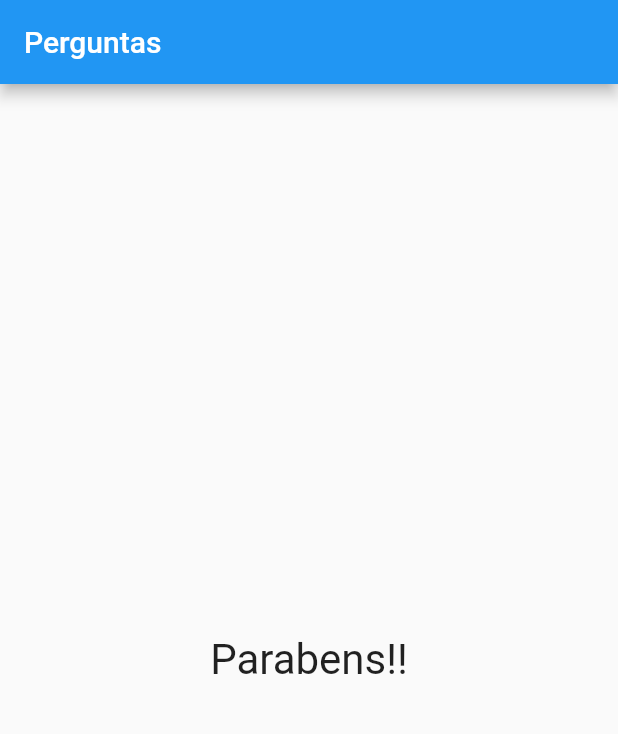
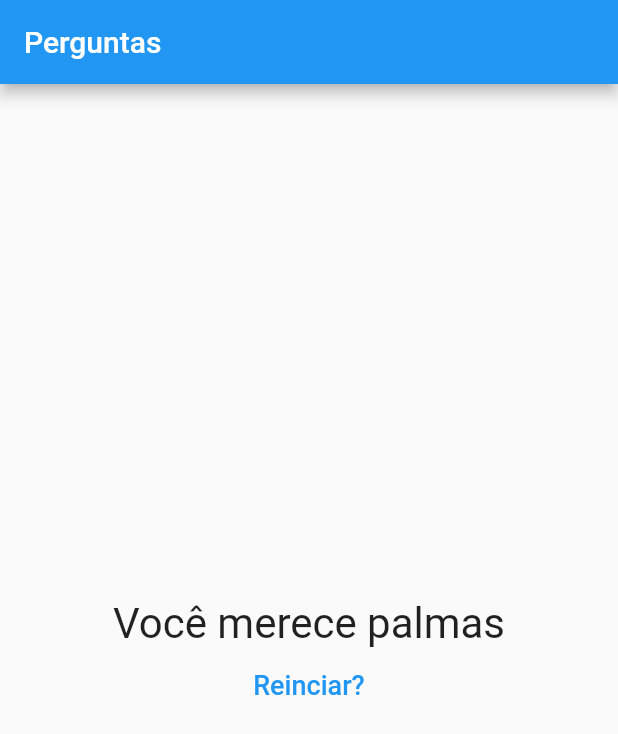
Before and after one commit to romildojpaiter/projeto_perguntas, a Flutter app: the screen it shows after launch, after a tap on "Azul", after a tap on "Pitbull", after a tap on "Virorina", on a phone screen of 412 x 824 dp. Shown: the top 734 px of the screen. Run offline on Flutter 3.47's test engine with Material 2 defaults, Android fonts, the phone set to English and light mode, and no system bars.

Commit message:
Comunicao de um Componente Filho com o Pai

```diff
--- a/lib/main.dart
+++ b/lib/main.dart
@@ -6,49 +6,58 @@ main() => runApp(PerguntaApp());
 
 class _PerguntaAppState extends State<PerguntaApp> {
   var _perguntaSelecionada = 0;
+  var _pontuacaoTotal = 0;
 
   final List<Map<String, Object>> _perguntas = [
     {
       'pergunta': 'Qual a sua cor favorita?',
       'respostas': [
-        {'texto': 'Azul', 'nota': 10},
-        {'texto': 'Verde', 'nota': 9},
-        {'texto': 'Amarelo ', 'nota': 8},
-        {'texto': 'Branco', 'nota': 7}
+        {'texto': 'Azul', 'pontuacao': 10},
+        {'texto': 'Verde', 'pontuacao': 9},
+        {'texto': 'Amarelo ', 'pontuacao': 8},
+        {'texto': 'Branco', 'pontuacao': 7}
       ]
     },
     {
       'pergunta': 'Qual o seu animal favorito?',
       'respostas': [
-        {'texto': 'Hamster', 'nota': 10},
-        {'texto': 'Pitbull', 'nota': 9},
-        {'texto': 'Coelho', 'nota': 8},
-        {'texto': 'Capivara', 'nota': 7},
+        {'texto': 'Hamster', 'pontuacao': 10},
+        {'texto': 'Pitbull', 'pontuacao': 9},
+        {'texto': 'Coelho', 'pontuacao': 8},
+        {'texto': 'Capivara', 'pontuacao': 7},
       ]
     },
     {
       'pergunta': 'Qual será o nome da caçula?',
       'respostas': [
-        {'texto': 'Vitoria', 'nota': 10},
-        {'texto': 'Manuela', 'nota': 0},
-        {'texto': 'Virorina', 'nota': 0},
-        {'texto': 'Romirda', 'nota': 0},
+        {'texto': 'Vitoria', 'pontuacao': 10},
+        {'texto': 'Manuela', 'pontuacao': 0},
+        {'texto': 'Virorina', 'pontuacao': 0},
+        {'texto': 'Romirda', 'pontuacao': 0},
       ]
     }
   ];
 
-  void _responder() {
+  void _responder(int pontuacao) {
     if (existePerguntaSelecionada) {
       // setState chama toda a interface gráfica para ser reinderizada
       setState(() {
         _perguntaSelecionada++;
+        _pontuacaoTotal += pontuacao;
       });
     }
-    print(_perguntaSelecionada);
+    print(_pontuacaoTotal);
   }
 
   bool get existePerguntaSelecionada {
     return _perguntaSelecionada < _perguntas.length;
+  }
+
+  void _reiniciarQuestionario() {
+    setState(() {
+      _perguntaSelecionada = 0;
+      _pontuacaoTotal = 0;
+    });
   }
 
   @override // decorator
@@ -62,9 +71,9 @@ class _PerguntaAppState extends State<PerguntaApp> {
             ? Questionario(
                 perguntaSelecionada: _perguntaSelecionada,
                 perguntas: _perguntas,
-                responder: _responder,
+                quandoResponder: _responder,
               )
-            : Resultado(),
+            : Resultado(this._pontuacaoTotal, this._reiniciarQuestionario),
       ),
     );
   }
--- a/lib/questionario.dart
+++ b/lib/questionario.dart
@@ -5,7 +5,7 @@ import 'package:projeto_perguntas/resposta.dart';
 class Questionario extends StatelessWidget {
   final List<Map<String, Object>> perguntas;
   final int perguntaSelecionada;
-  final void Function() responder;
+  final void Function(int) quandoResponder;
 
   bool get existePerguntaSelecionada {
     return perguntaSelecionada < perguntas.length;
@@ -14,7 +14,7 @@ class Questionario extends StatelessWidget {
   Questionario({
     @required this.perguntas,
     @required this.perguntaSelecionada,
-    @required this.responder,
+    @required this.quandoResponder,
   });
 
   @override
@@ -27,9 +27,12 @@ class Questionario extends StatelessWidget {
     return Column(
       children: [
         Questao(perguntas[perguntaSelecionada]['pergunta']),
-        ...respostas
-            .map((resp) => BtnResposta(resp['texto'], responder))
-            .toList(),
+        ...respostas.map((resp) {
+          return BtnResposta(
+            resp['texto'],
+            () => quandoResponder(resp['pontuacao']),
+          );
+        }).toList(),
         // ...widgetsRespostas
       ],
     );
--- a/lib/resposta.dart
+++ b/lib/resposta.dart
@@ -1,6 +1,7 @@
 import 'package:flutter/material.dart';
 
 class BtnResposta extends StatelessWidget {
+  //
   final String resposta;
   final void Function() onSelecao;
 
--- a/lib/resultado.dart
+++ b/lib/resultado.dart
@@ -1,15 +1,48 @@
 import 'package:flutter/material.dart';
 
 class Resultado extends StatelessWidget {
+  //
+  final int pontuacao;
+  final void Function() quandoReiniciarQuestionario;
+
+  Resultado(this.pontuacao, this.quandoReiniciarQuestionario);
+
+  String get fraseResultado {
+    String frase;
+    if (pontuacao < 15) {
+      frase = "tá fraco";
+    } else if (pontuacao < 15) {
+      frase = "Tente novamente";
+    } else if (pontuacao < 25) {
+      frase = "Você merece palmas";
+    } else {
+      frase = "Ai Conhece";
+    }
+    return frase;
+  }
+
   @override
   Widget build(BuildContext context) {
     return Container(
       width: double.infinity,
-      child: Center(
-        child: Text(
-          'Parabens!!',
-          style: TextStyle(fontSize: 28),
-        ),
+      child: Column(
+        mainAxisAlignment: MainAxisAlignment.center,
+        children: [
+          Center(
+            child: Text(
+              fraseResultado,
+              style: TextStyle(fontSize: 28),
+            ),
+          ),
+          FlatButton(
+            child: Text(
+              'Reinciar?',
+              style: TextStyle(fontSize: 18),
+            ),
+            textColor: Colors.blue,
+            onPressed: quandoReiniciarQuestionario,
+          )
+        ],
       ),
     );
   }
```
